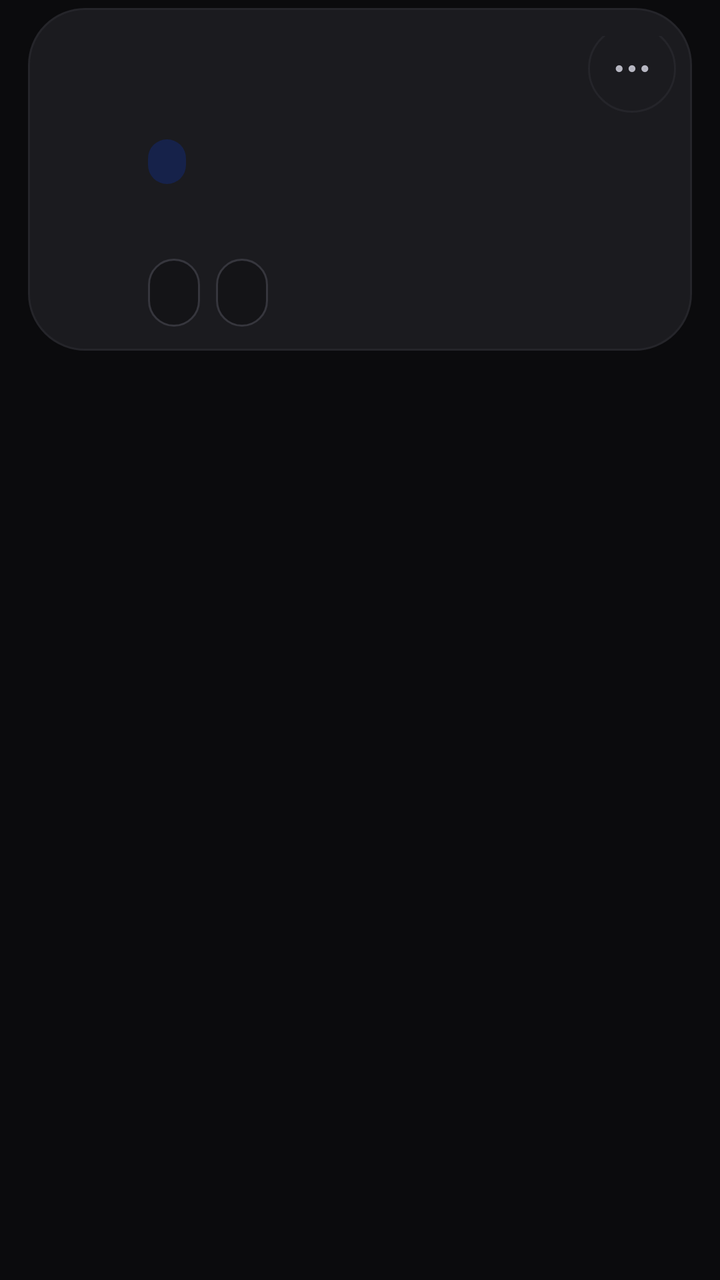
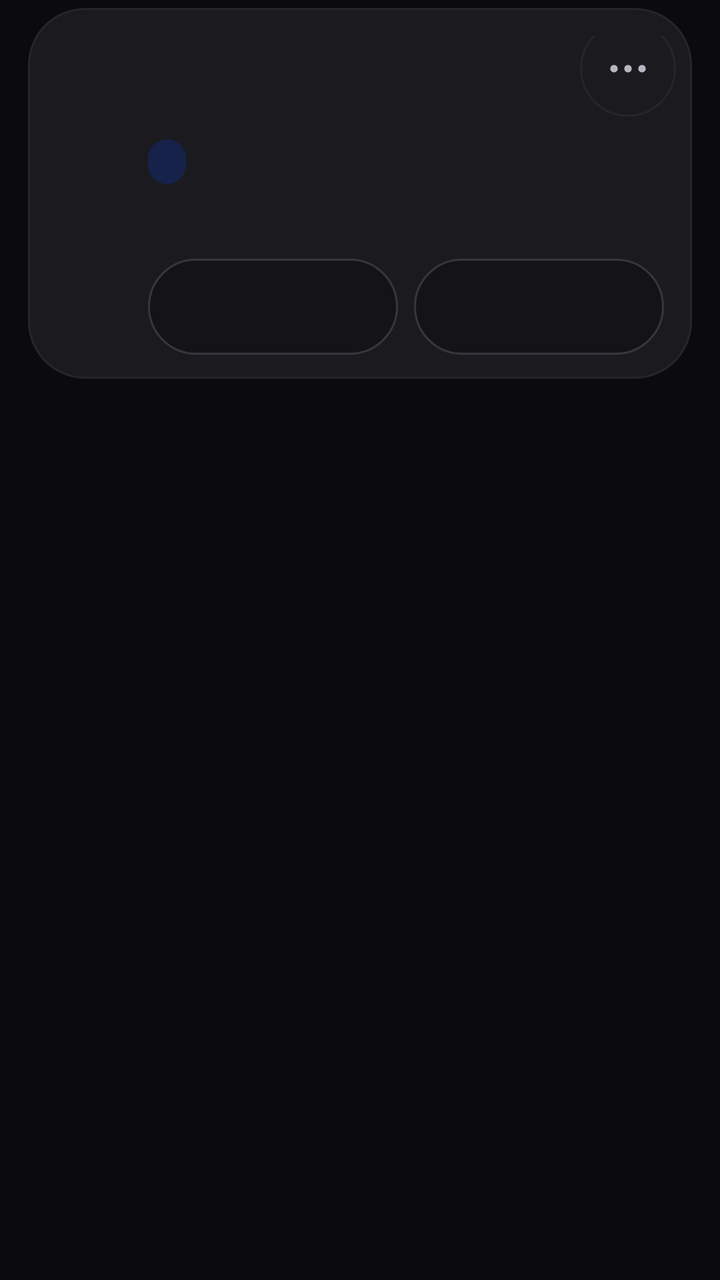

Two renders of the same Android screen: before a commit and after it. Below are the layout's source before the change and the commit's diff.
<!-- AndroidManifest.xml: application theme AppTheme -->
<!-- res/layout/item_run.xml -->
<?xml version="1.0" encoding="utf-8"?>
<FrameLayout xmlns:android="http://schemas.android.com/apk/res/android"
    android:layout_width="match_parent"
    android:layout_height="wrap_content"
    android:paddingStart="14dp"
    android:paddingTop="4dp"
    android:paddingEnd="14dp"
    android:paddingBottom="4dp">

    <LinearLayout
        android:id="@+id/card"
        android:layout_width="match_parent"
        android:layout_height="wrap_content"
        android:background="@drawable/bg_card_ripple"
        android:duplicateParentState="true"
        android:orientation="vertical"
        android:paddingStart="14dp"
        android:paddingTop="14dp"
        android:paddingEnd="8dp"
        android:paddingBottom="12dp">

        <LinearLayout
            android:layout_width="match_parent"
            android:layout_height="wrap_content"
            android:gravity="top"
            android:orientation="horizontal">

            <ImageView
                android:id="@+id/icon"
                android:layout_width="34dp"
                android:layout_height="34dp"
                android:importantForAccessibility="no"
                android:padding="7dp" />

            <LinearLayout
                android:layout_width="0dp"
                android:layout_height="wrap_content"
                android:layout_marginStart="12dp"
                android:layout_marginEnd="4dp"
                android:layout_weight="1"
                android:orientation="vertical">

                <TextView
                    android:id="@+id/title"
                    android:layout_width="match_parent"
                    android:layout_height="wrap_content"
                    android:ellipsize="end"
                    android:maxLines="2"
                    android:textAlignment="viewStart"
                    android:textColor="?attr/cTextPrimary"
                    android:textDirection="locale"
                    android:textSize="15.5sp"
                    android:textStyle="bold" />

                <TextView
                    android:id="@+id/line1"
                    android:layout_width="match_parent"
                    android:layout_height="wrap_content"
                    android:layout_marginTop="3dp"
                    android:ellipsize="end"
                    android:maxLines="2"
                    android:textAlignment="viewStart"
                    android:textColor="?attr/cTextSecondary"
                    android:textDirection="locale"
                    android:textSize="13sp" />
            </LinearLayout>

            <ImageView
                android:id="@+id/act3"
                android:layout_width="44dp"
                android:layout_height="44dp"
                android:layout_marginTop="-6dp"
                android:background="@drawable/bg_icon_btn"
                android:contentDescription="@string/more"
                android:padding="11dp"
                android:src="@drawable/ic_more"
                android:tint="?attr/cTextSecondary" />
        </LinearLayout>

        <LinearLayout
            android:layout_width="match_parent"
            android:layout_height="wrap_content"
            android:layout_marginStart="46dp"
            android:layout_marginTop="10dp"
            android:layout_marginEnd="6dp"
            android:gravity="center_vertical"
            android:orientation="horizontal">

            <TextView
                android:id="@+id/branchPill"
                android:layout_width="wrap_content"
                android:layout_height="wrap_content"
                android:layout_weight="0"
                android:background="@drawable/bg_pill_accent"
                android:drawablePadding="4dp"
                android:ellipsize="end"
                android:fontFamily="monospace"
                android:gravity="center_vertical"
                android:maxWidth="190dp"
                android:paddingStart="9dp"
                android:paddingTop="3dp"
                android:paddingEnd="10dp"
                android:paddingBottom="3dp"
                android:singleLine="true"
                android:textColor="?attr/cAccentText"
                android:textDirection="ltr"
                android:textSize="12sp" />

            <TextView
                android:id="@+id/badge"
                android:layout_width="wrap_content"
                android:layout_height="wrap_content"
                android:layout_marginStart="8dp"
                android:paddingStart="10dp"
                android:paddingTop="3dp"
                android:paddingEnd="10dp"
                android:paddingBottom="3dp"
                android:singleLine="true"
                android:textSize="11sp"
                android:textStyle="bold" />
        </LinearLayout>

        <LinearLayout
            android:layout_width="match_parent"
            android:layout_height="wrap_content"
            android:layout_marginStart="46dp"
            android:layout_marginTop="9dp"
            android:layout_marginEnd="6dp"
            android:gravity="center_vertical"
            android:orientation="horizontal">

            <TextView
                android:id="@+id/time"
                android:layout_width="wrap_content"
                android:layout_height="wrap_content"
                android:drawablePadding="5dp"
                android:drawableTint="?attr/cTextHint"
                android:gravity="center_vertical"
                android:singleLine="true"
                android:textColor="?attr/cTextSecondary"
                android:textSize="12sp" />

            <TextView
                android:id="@+id/dur"
                android:layout_width="wrap_content"
                android:layout_height="wrap_content"
                android:layout_marginStart="14dp"
                android:drawablePadding="5dp"
                android:drawableTint="?attr/cTextHint"
                android:gravity="center_vertical"
                android:singleLine="true"
                android:textColor="?attr/cTextSecondary"
                android:textSize="12sp" />
        </LinearLayout>

        <LinearLayout
            android:id="@+id/progWrap"
            android:layout_width="match_parent"
            android:layout_height="wrap_content"
            android:layout_marginStart="46dp"
            android:layout_marginTop="12dp"
            android:layout_marginEnd="6dp"
            android:orientation="vertical"
            android:visibility="gone">

            <ProgressBar
                android:id="@+id/prog"
                style="?android:attr/progressBarStyleHorizontal"
                android:layout_width="match_parent"
                android:layout_height="4dp"
                android:max="100"
                android:progressDrawable="@drawable/progress_pill" />

            <TextView
                android:id="@+id/progText"
                android:layout_width="match_parent"
                android:layout_height="wrap_content"
                android:layout_marginTop="6dp"
                android:ellipsize="end"
                android:maxLines="1"
                android:textAlignment="viewStart"
                android:textColor="?attr/cInfo"
                android:textDirection="locale"
                android:textSize="12sp" />
        </LinearLayout>

        <LinearLayout
            android:id="@+id/liveWrap"
            android:layout_width="match_parent"
            android:layout_height="wrap_content"
            android:layout_marginStart="40dp"
            android:layout_marginTop="10dp"
            android:layout_marginEnd="6dp"
            android:orientation="vertical"
            android:visibility="gone" />

        <LinearLayout
            android:id="@+id/actions"
            android:layout_width="match_parent"
            android:layout_height="wrap_content"
            android:layout_marginStart="46dp"
            android:layout_marginTop="12dp"
            android:layout_marginEnd="6dp"
            android:orientation="horizontal">

            <TextView
                android:id="@+id/act1"
                android:layout_width="wrap_content"
                android:layout_height="wrap_content"
        android:minHeight="34dp"
                android:background="@drawable/bg_pill_small"
                android:drawablePadding="6dp"
                android:drawableTint="?attr/cTextPrimary"
                android:gravity="center"
                android:paddingStart="13dp"
                android:paddingEnd="13dp"
                android:textColor="?attr/cTextPrimary"
                android:textSize="13sp" />

            <TextView
                android:id="@+id/act2"
                android:layout_width="wrap_content"
                android:layout_height="wrap_content"
        android:minHeight="34dp"
                android:layout_marginStart="8dp"
                android:background="@drawable/bg_pill_small"
                android:drawablePadding="6dp"
                android:drawableTint="?attr/cTextPrimary"
                android:gravity="center"
                android:paddingStart="13dp"
                android:paddingEnd="13dp"
                android:textColor="?attr/cTextPrimary"
                android:textSize="13sp" />

            <TextView
                android:id="@+id/act4"
                android:layout_width="wrap_content"
                android:layout_height="wrap_content"
                android:minWidth="40dp"
                android:minHeight="34dp"
                android:maxLines="1"
                android:layout_marginStart="8dp"
                android:background="@drawable/bg_pill_small"
                android:drawablePadding="6dp"
                android:drawableTint="?attr/cAccentText"
                android:gravity="center"
                android:paddingStart="13dp"
                android:paddingEnd="13dp"
                android:textColor="?attr/cAccentText"
                android:textSize="13sp"
                android:visibility="gone" />
        </LinearLayout>
    </LinearLayout>
</FrameLayout>
<!-- resources referenced by this layout -->
<resources>
  <!-- drawable bg_card_ripple (drawable) -->
  <?xml version="1.0" encoding="utf-8"?>
  <ripple xmlns:android="http://schemas.android.com/apk/res/android" android:color="?attr/cRipple">
      <item android:drawable="@drawable/bg_card" />
      <item android:id="@android:id/mask">
          <shape android:shape="rectangle">
              <solid android:color="#FFFFFF" />
              <corners android:radius="@dimen/radius_l" />
          </shape>
      </item>
  </ripple>
  <!-- drawable bg_icon_btn (drawable) -->
  <?xml version="1.0" encoding="utf-8"?>
  <ripple xmlns:android="http://schemas.android.com/apk/res/android" android:color="?attr/cRipple">
      <item>
          <shape android:shape="oval">
              <solid android:color="?attr/cSurface" />
              <stroke android:width="1dp" android:color="?attr/cStrokeSoft" />
          </shape>
      </item>
  </ripple>
  <!-- drawable bg_pill_accent (drawable) -->
  <?xml version="1.0" encoding="utf-8"?>
  <shape xmlns:android="http://schemas.android.com/apk/res/android" android:shape="rectangle">
      <solid android:color="?attr/cAccentSoft" />
      <corners android:radius="@dimen/radius_pill" />
  </shape>
  <!-- drawable bg_pill_small (drawable) -->
  <?xml version="1.0" encoding="utf-8"?>
  <ripple xmlns:android="http://schemas.android.com/apk/res/android" android:color="?attr/cRipple">
      <item>
          <shape android:shape="rectangle">
              <solid android:color="?attr/cField" />
              <stroke android:width="1dp" android:color="?attr/cStroke" />
              <corners android:radius="@dimen/radius_pill" />
          </shape>
      </item>
  </ripple>
  <string name="more">المزيد</string>
  <!-- drawable bg_card (drawable) -->
  <?xml version="1.0" encoding="utf-8"?>
  <shape xmlns:android="http://schemas.android.com/apk/res/android" android:shape="rectangle">
      <solid android:color="?attr/cSurface" />
      <stroke android:width="1dp" android:color="?attr/cStrokeSoft" />
      <corners android:radius="@dimen/radius_l" />
  </shape>
  <dimen name="radius_l">28dp</dimen>
  <dimen name="radius_pill">100dp</dimen>
  <style name="ActivityAnim" parent="@android:style/Animation.Activity">
          <item name="android:activityOpenEnterAnimation">@anim/act_open_enter</item>
          <item name="android:activityOpenExitAnimation">@anim/act_open_exit</item>
          <item name="android:activityCloseEnterAnimation">@anim/act_close_enter</item>
          <item name="android:activityCloseExitAnimation">@anim/act_close_exit</item>
      </style>
  <color name="bg">#0B0B0D</color>
  <color name="surface">#1B1B1F</color>
  <color name="surface_high">#26262B</color>
  <color name="field">#141417</color>
  <color name="stroke">#36363D</color>
  <color name="stroke_soft">#25252A</color>
  <color name="text_primary">#FFFFFF</color>
  <color name="text_secondary">#B7B7C2</color>
  <color name="text_hint">#9A9AA6</color>
  <color name="accent">#4C7DFF</color>
  <color name="accent_text">#9DB5FF</color>
  <color name="accent_soft">#16224A</color>
  <color name="neutral_soft">#2A2A30</color>
  <color name="on_accent">#000000</color>
  <color name="ripple">#26FFFFFF</color>
  <color name="ripple_on_accent">#22000000</color>
  <color name="ok">#4ADE80</color>
  <color name="bad">#FF6B6B</color>
  <color name="warn">#F5B94A</color>
  <color name="info">#6AA6FF</color>
  <style name="DialogAnim" parent="@android:style/Animation.Dialog">
          <item name="android:windowEnterAnimation">@anim/dlg_in</item>
          <item name="android:windowExitAnimation">@anim/dlg_out</item>
      </style>
  <!-- unchanged entries left out for length: 5 -->
</resources>

<!-- the commit's change to res/layout/item_run.xml (unified diff, before → after) -->
@@ -12,7 +12,8 @@
         android:layout_width="match_parent"
         android:layout_height="wrap_content"
         android:background="@drawable/bg_card_ripple"
-        android:duplicateParentState="true"
+        android:clickable="true"
+        android:focusable="true"
         android:orientation="vertical"
         android:paddingStart="14dp"
         android:paddingTop="14dp"
@@ -45,7 +46,7 @@
                     android:layout_width="match_parent"
                     android:layout_height="wrap_content"
                     android:ellipsize="end"
-                    android:maxLines="2"
+                    android:maxLines="3"
                     android:textAlignment="viewStart"
                     android:textColor="?attr/cTextPrimary"
                     android:textDirection="locale"
@@ -58,7 +59,7 @@
                     android:layout_height="wrap_content"
                     android:layout_marginTop="3dp"
                     android:ellipsize="end"
-                    android:maxLines="2"
+                    android:maxLines="4"
                     android:textAlignment="viewStart"
                     android:textColor="?attr/cTextSecondary"
                     android:textDirection="locale"
@@ -67,12 +68,12 @@
 
             <ImageView
                 android:id="@+id/act3"
-                android:layout_width="44dp"
-                android:layout_height="44dp"
-                android:layout_marginTop="-6dp"
+                android:layout_width="48dp"
+                android:layout_height="48dp"
+                android:layout_marginTop="-8dp"
                 android:background="@drawable/bg_icon_btn"
                 android:contentDescription="@string/more"
-                android:padding="11dp"
+                android:padding="12dp"
                 android:src="@drawable/ic_more"
                 android:tint="?attr/cTextSecondary" />
         </LinearLayout>
@@ -96,8 +97,7 @@
                 android:ellipsize="end"
                 android:fontFamily="monospace"
                 android:gravity="center_vertical"
-                android:maxWidth="190dp"
-                android:paddingStart="9dp"
+                                android:paddingStart="9dp"
                 android:paddingTop="3dp"
                 android:paddingEnd="10dp"
                 android:paddingBottom="3dp"
@@ -205,9 +205,10 @@
 
             <TextView
                 android:id="@+id/act1"
-                android:layout_width="wrap_content"
-                android:layout_height="wrap_content"
-        android:minHeight="34dp"
+                android:layout_width="0dp"
+                android:layout_weight="1"
+                android:layout_height="wrap_content"
+        android:minHeight="48dp"
                 android:background="@drawable/bg_pill_small"
                 android:drawablePadding="6dp"
                 android:drawableTint="?attr/cTextPrimary"
@@ -219,9 +220,10 @@
 
             <TextView
                 android:id="@+id/act2"
-                android:layout_width="wrap_content"
-                android:layout_height="wrap_content"
-        android:minHeight="34dp"
+                android:layout_width="0dp"
+                android:layout_weight="1"
+                android:layout_height="wrap_content"
+        android:minHeight="48dp"
                 android:layout_marginStart="8dp"
                 android:background="@drawable/bg_pill_small"
                 android:drawablePadding="6dp"
@@ -236,8 +238,8 @@
                 android:id="@+id/act4"
                 android:layout_width="wrap_content"
                 android:layout_height="wrap_content"
-                android:minWidth="40dp"
-                android:minHeight="34dp"
+                android:minWidth="48dp"
+                android:minHeight="48dp"
                 android:maxLines="1"
                 android:layout_marginStart="8dp"
                 android:background="@drawable/bg_pill_small"
